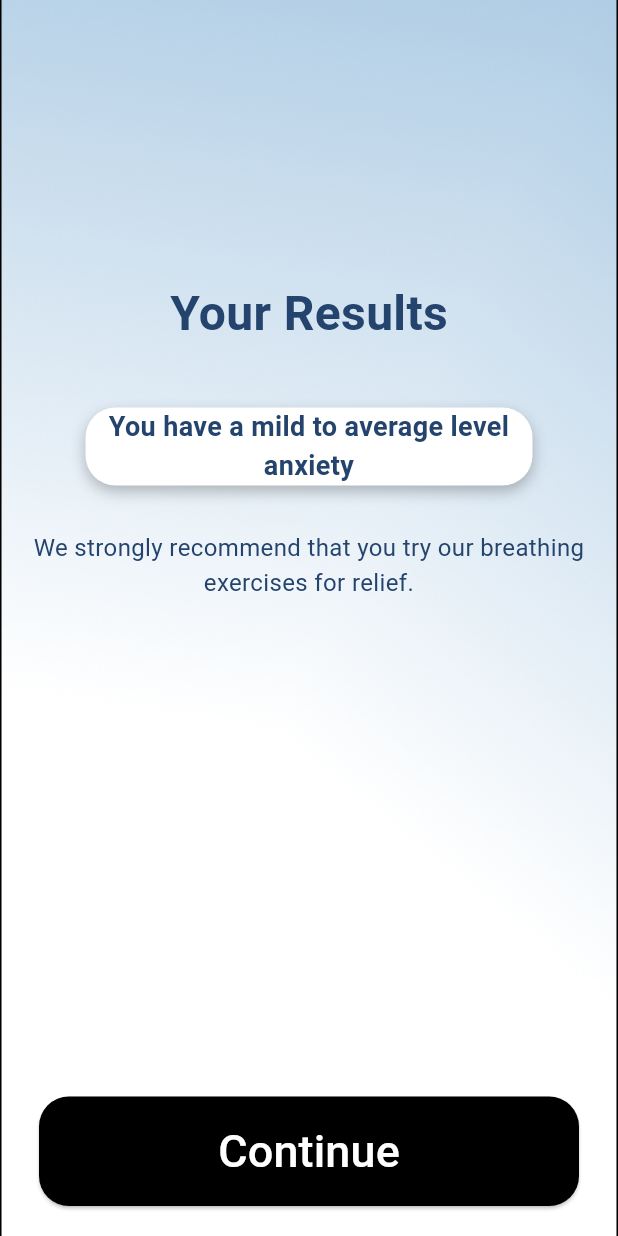
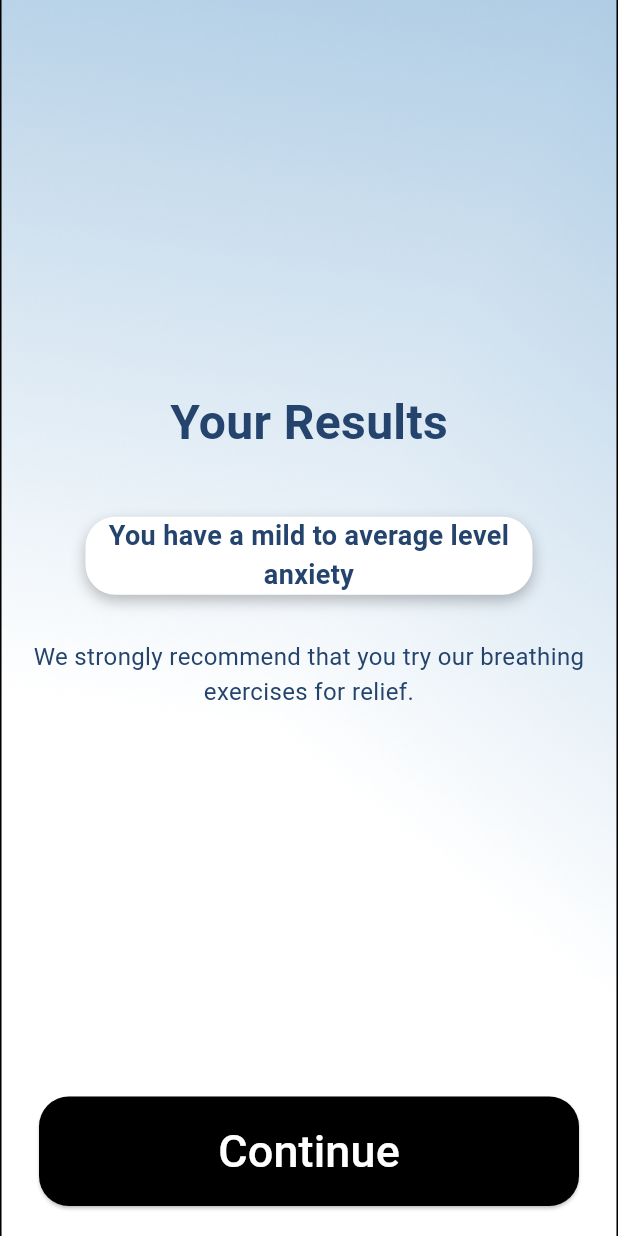
Before and after one commit to Jeditale/Hackaton_PC, a Flutter app: the ResultPage screen opened directly with empty values, on a phone screen of 412 x 824 dp. Run offline on Flutter 3.47's test engine with Material 3 defaults, Android fonts, the light colour scheme and no system bars; our stand-ins replace audioplayers, cloud_firestore, firebase_auth, firebase_core, fl_chart, flutter_local_notifications and 5 more; missing offline and left inert: app_settings; accounts and stored records are empty.

Commit message:
Update result_page

```diff
--- a/nirva/lib/Pages/Quiz/result_page.dart
+++ b/nirva/lib/Pages/Quiz/result_page.dart
@@ -1,14 +1,11 @@
 import 'package:flutter/material.dart';
 import 'package:nirva/Pages/LoginAndRegister/SignUp.dart';
-import 'package:nirva/Pages/welcome.dart';
-// Import your MainMenu page if not already imported
 
 class ResultPage extends StatelessWidget {
   final int totalScore;
 
   ResultPage({required this.totalScore});
 
-  // This function returns the anxiety level based on the score range
   String get anxietyLevel {
     if (totalScore <= 9) {
       return 'You have a mild to average level anxiety';
@@ -19,7 +16,6 @@ class ResultPage extends StatelessWidget {
     }
   }
 
-  // This function returns additional recommendations based on the score
   String get resultText {
     if (totalScore <= 9) {
       return 'We strongly recommend that you try our breathing exercises for relief.';
@@ -34,36 +30,33 @@ class ResultPage extends StatelessWidget {
   Widget build(BuildContext context) {
     return Scaffold(
       body: Container(
+        width: double.infinity,
+        height: double.infinity,
         decoration: BoxDecoration(
           image: DecorationImage(
-            image: AssetImage('assets/image/Bg.png'), // Ensure the image path is correct
+            image: AssetImage('assets/image/Bg.png'),
             fit: BoxFit.cover,
           ),
         ),
-        child: Padding(
-          padding: const EdgeInsets.all(20.0),
         child: Column(
           children: [
-              // Spacer to push the content towards the center
             Spacer(flex: 1),
 
-              // "Your Results" text
+            // Results section
             Column(
               children: [
                 Text(
                   'Your Results',
                   style: TextStyle(
-                      fontSize: 32, // Same size as the question top text
+                    fontSize: 32,
                     fontWeight: FontWeight.bold,
-                      color: Color(0xFF24446D), // Same color as the question top text
+                    color: Color(0xFF24446D),
                   ),
                 ),
-                  SizedBox(height: 40), // Space between "Your Results" and the anxiety level message
-
-                  // Anxiety Level inside a rounded white box
+                SizedBox(height: 40),
                 Container(
-                    width: 298, // Set width to 298
-                    height: 52, // Set height to 52
+                  width: 298,
+                  height: 52,
                   decoration: BoxDecoration(
                     color: Colors.white,
                     borderRadius: BorderRadius.circular(20),
@@ -77,39 +70,36 @@ class ResultPage extends StatelessWidget {
                   ),
                   child: Center(
                     child: Text(
-                        anxietyLevel, // Display the anxiety level message
+                      anxietyLevel,
                       style: TextStyle(
-                          fontSize: 18, // Font size for anxiety level message
+                        fontSize: 18,
                         fontWeight: FontWeight.bold,
-                          color: Color(0xFF24446D), // Same color as the question top text
+                        color: Color(0xFF24446D),
                       ),
-                        textAlign: TextAlign.center, // Center align the text
+                      textAlign: TextAlign.center,
                     ),
                   ),
                 ),
-                  SizedBox(height: 30), // Space between anxiety level message and result text
-
-                  // Result text (recommended action)
+                SizedBox(height: 30),
                 Text(
                   resultText,
                   style: TextStyle(
-                      fontSize: 16, // Smaller font size for the result text
-                      color: Color(0xFF24446D), // Same color as the question top text
+                    fontSize: 16,
+                    color: Color(0xFF24446D),
                   ),
                   textAlign: TextAlign.center,
                 ),
               ],
             ),
 
-              // Spacer to push the button to the bottom
-              Spacer(flex: 2),
+            Spacer(flex: 1), // Reduce space below the content to move the button up
 
+            // Continue button
             SizedBox(
               width: 360,
               height: 73,
               child: ElevatedButton(
                 onPressed: () {
-                    // Navigate to the MainMenu page
                   Navigator.pushReplacement(
                     context,
                     MaterialPageRoute(builder: (context) => SignUpScreen()),
@@ -130,8 +120,9 @@ class ResultPage extends StatelessWidget {
                 ),
               ),
             ),
+
+            SizedBox(height: 20), // Add a small gap below the button
           ],
-          ),
         ),
       ),
     );
```
Lines whose indentation alone changed are shown as unchanged.
